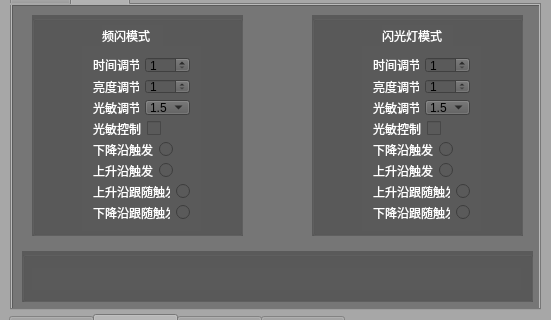
Old version of the form LedControl/ControllerUI/mainwindow.ui in the repository Anne081031/WinParkUI; both pictures show x 0 to 551 and y 121 to 441 of the 551 by 673 pixel window.
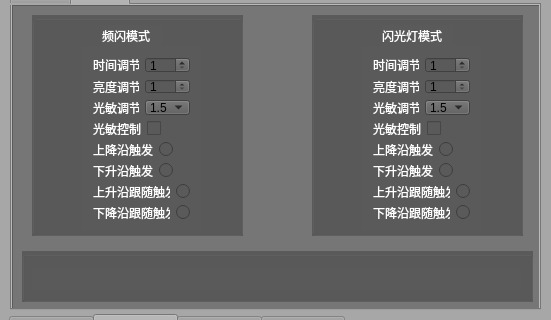
New version of the form. The open tabs and pages were chosen to show the change. Icons and pictures are not drawn.

The edit to the form file:
```diff
--- a/LedControl/ControllerUI/mainwindow.ui
+++ b/LedControl/ControllerUI/mainwindow.ui
@@ -972,7 +972,7 @@
               <string notr="true">color: rgb(255, 255, 255);</string>
              </property>
              <property name="text">
-              <string>下降沿触发</string>
+              <string>上降沿触发</string>
              </property>
             </widget>
            </item>
@@ -993,7 +993,7 @@
               <string notr="true">color: rgb(255, 255, 255);</string>
              </property>
              <property name="text">
-              <string>上升沿触发</string>
+              <string>下升沿触发</string>
              </property>
             </widget>
            </item>
@@ -1232,7 +1232,7 @@
               <string notr="true">color: rgb(255, 255, 255);</string>
              </property>
              <property name="text">
-              <string>下降沿触发</string>
+              <string>上降沿触发</string>
              </property>
             </widget>
            </item>
@@ -1253,7 +1253,7 @@
               <string notr="true">color: rgb(255, 255, 255);</string>
              </property>
              <property name="text">
-              <string>上升沿触发</string>
+              <string>下升沿触发</string>
              </property>
             </widget>
            </item>
```
